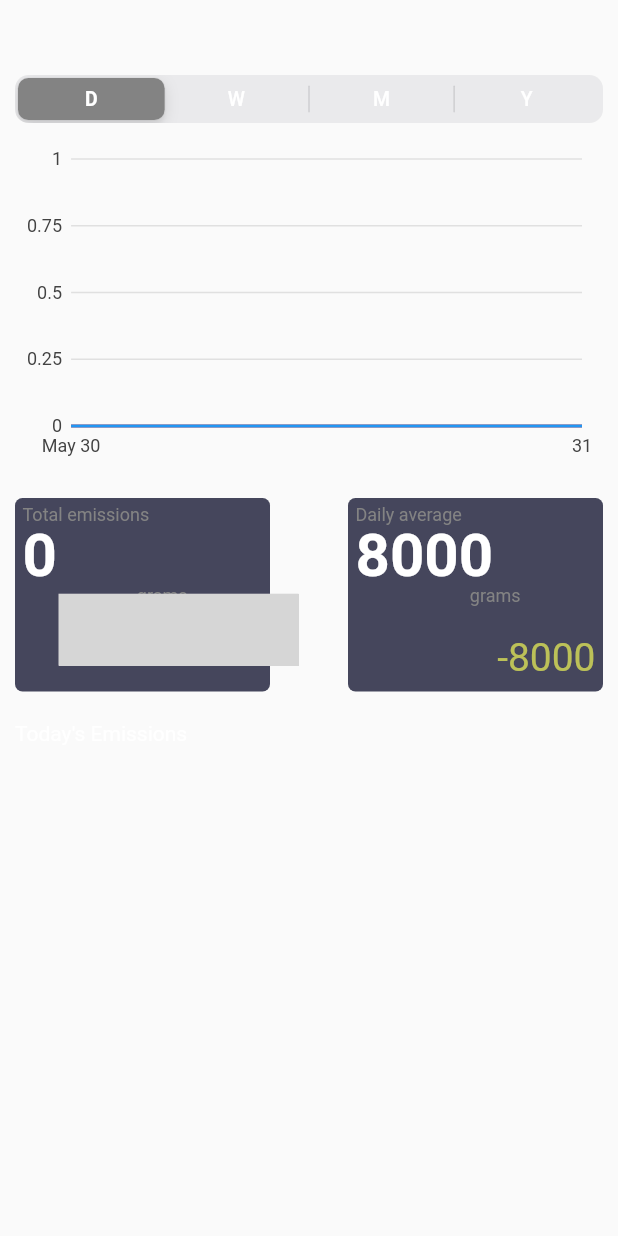
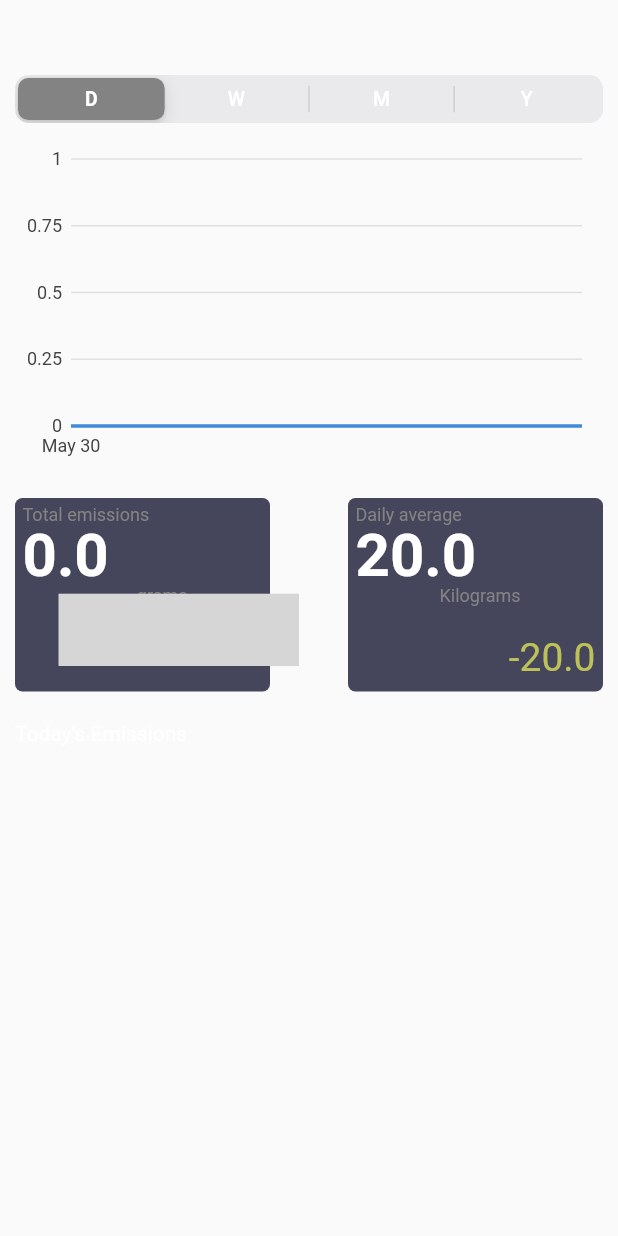
Before and after one commit to robinojw/impact, a Flutter app: the Insights widget shown alone on an empty page, opened directly, on a phone screen of 412 x 824 dp. Run offline on Flutter 3.47's test engine with Material 2 defaults, Android fonts, the phone set to English and light mode, and no system bars; our stand-ins replace charts_flutter, cloud_firestore, firebase_auth, flutter_svg, geolocator, google_maps_flutter and 3 more; missing offline and left inert: flutter_circular_chart; accounts and stored records are empty; statements that could not run were skipped; grey boxes are pictures that could not be loaded.

Commit message:
Charts and Insights

```diff
--- a/lib/screens/home/charts/insights_chart.dart
+++ b/lib/screens/home/charts/insights_chart.dart
@@ -66,7 +66,7 @@ class InsightsChart extends StatelessWidget {
         patternColorFn: (_, __) => charts.MaterialPalette.white,
         domainFn: (Emission emission, _) => emission.time,
         measureFn: (Emission emission, _) => emission.ghGas,
-        data: electric,
+        data: energy,
       )
     ];
   }
--- a/lib/screens/home/impact.dart
+++ b/lib/screens/home/impact.dart
@@ -6,6 +6,7 @@ import 'package:impact/models/user.dart';
 import 'package:impact/screens/home/add_emission.dart';
 import 'package:impact/screens/home/charts/day_chart.dart';
 import 'package:impact/screens/home/charts/insights_chart.dart';
+import 'package:impact/screens/home/insights.dart';
 import 'package:impact/screens/shared/loading.dart';
 import 'package:impact/services/auth.dart';
 import 'package:charts_flutter/flutter.dart' as charts;
@@ -26,6 +27,7 @@ class _ImpactState extends State<Impact> {
   int listIndex = 0;
   int totalEmissions = 0;
   List<Emission> newList;
+  List<List<Emission>> dayList;
   List<Emission> empty = List<Emission>();
 
   @override
@@ -60,8 +62,9 @@ class _ImpactState extends State<Impact> {
           if (snapshot.hasData) {
             UserData userData = snapshot.data;
             newList = currentPeriod(userData.emissions);
-            calcDay(newList, userData);
-            // Widget chart = InsightsChart.loadData(newList, empty);
+            dayList = calcDay(userData);
+            Widget chart =
+                InsightsChart.loadData(newList, dayList[0], dayList[1]);
             return Container(
               height: MediaQuery.of(context).size.height - 84,
               child: Stack(children: <Widget>[
@@ -107,9 +110,9 @@ class _ImpactState extends State<Impact> {
                           children: <Widget>[
                             total(newList),
                             // SizedBox(height: 20),
-                            // Align(
-                            //     alignment: Alignment.bottomCenter,
-                            //     child: SizedBox(height: 200, child: chart)),
+                            Align(
+                                alignment: Alignment.bottomCenter,
+                                child: SizedBox(height: 200, child: chart)),
                           ],
                         )),
                   ],
@@ -177,25 +180,29 @@ class _ImpactState extends State<Impact> {
     }
   }
 
-  List<Emission> calcDay(newList, UserData userData) {
-    for (int i = 0; i < 25; i++) {
+  List<List<Emission>> calcDay(UserData userData) {
+    List<Emission> electric = new List<Emission>();
+    List<Emission> energy = new List<Emission>();
+
+    for (int i = 0; i < 24; i++) {
       var year = DateTime.now().year;
       var month = DateTime.now().month;
       var day = DateTime.now().day;
 
       var hour = new DateTime(year, month, day, i, 0);
-      // print(hour);
-      newList.add(
+
+      electric.add(
         Emission(
             time: hour,
             emissionIcon: 'flash_on',
             emissionName: 'Electricity',
             emissionType:
-                ((userData.electric / 31).roundToDouble()).toString() + ' KWh',
+                (((userData.electric / 31) / 24).roundToDouble()).toString() +
+                    ' KWh',
             ghGas: (((userData.electric * 300) ~/ 31) ~/ 24)),
       );
 
-      newList.add(Emission(
+      energy.add(Emission(
           time: hour,
           emissionIcon: 'whatshot',
           emissionName: 'Gas',
@@ -205,6 +212,13 @@ class _ImpactState extends State<Impact> {
           ghGas: (((userData.heating * 203) ~/ 31) ~/ 24)));
     }
 
-    return newList;
+    for (var i in electric) {
+      if (i.time.isAfter(DateTime.now())) energy.remove(i);
+    }
+    for (var i in energy) {
+      if (i.time.isAfter(DateTime.now())) electric.remove(i);
+    }
+
+    return [electric, energy];
   }
 }
--- a/lib/screens/home/insights.dart
+++ b/lib/screens/home/insights.dart
@@ -25,6 +25,9 @@ class _InsightsState extends State<Insights> {
   double containerHeight = 0;
   int listIndex = 0;
 
+  var weight = 'grams';
+  double difference = 0;
+
   List<Emission> newList;
   List<List<Emission>> dayList;
   List<Emission> emissionList;
@@ -43,12 +46,6 @@ class _InsightsState extends State<Insights> {
             dayList = calcDay(userData);
             Widget insightsChart =
                 InsightsChart.loadData(newList, dayList[0], dayList[1]);
-            for (var item in newList) {
-              if (listIndex < newList.length) {
-                totalEmissions += item.ghGas;
-                listIndex++;
-              }
-            }
 
             return SingleChildScrollView(
               child: Container(
@@ -119,9 +116,26 @@ class _InsightsState extends State<Insights> {
 
   Widget leftCard(UserData userData) {
     if (averageEmissions == 0) {
-      averageEmissions = 8000;
+      averageEmissions = 20000;
     }
-    var remaining = averageEmissions - totalEmissions;
+
+    for (var item in newList) {
+      if (listIndex < newList.length) {
+        totalEmissions += item.ghGas;
+        listIndex++;
+      }
+    }
+
+    double emissionNum = totalEmissions;
+    double remaining = 0;
+
+    if (totalEmissions > 9999) {
+      weight = 'Kilograms';
+      emissionNum = totalEmissions / 1000;
+      remaining = (averageEmissions / 1000) - totalEmissions;
+    } else {
+      var remaining = averageEmissions - totalEmissions;
+    }
 
     return Container(
         decoration: BoxDecoration(
@@ -149,7 +163,7 @@ class _InsightsState extends State<Insights> {
                   ),
                   Align(
                     alignment: Alignment.centerLeft,
-                    child: Text((totalEmissions.toInt()).toString(),
+                    child: Text(emissionNum.toStringAsFixed(1),
                         style: TextStyle(
                             height: 1.1,
                             color: Colors.white,
@@ -158,7 +172,7 @@ class _InsightsState extends State<Insights> {
                   ),
                   Padding(
                     padding: EdgeInsets.only(right: 50),
-                    child: Text("grams",
+                    child: Text(weight,
                         textAlign: TextAlign.right,
                         style: TextStyle(
                             height: 0.8,
@@ -205,16 +219,26 @@ class _InsightsState extends State<Insights> {
   Widget rightCard(userData) {
     Color color = Color(0xFFBCC158);
     String prefix = '-';
-    double difference;
+
+    double emissionNum = totalEmissions;
+    double remaining = 0;
+    double average = 0;
+
+    if (averageEmissions > 9999) {
+      weight = 'Kilograms';
+      average = averageEmissions / 1000;
+    }
 
     if (totalEmissions > averageEmissions) {
       color = Color(0xFFDB4545);
       prefix = "+";
-      difference = totalEmissions - averageEmissions;
+      difference = ((totalEmissions - averageEmissions) / 1000);
+      if (difference > 9999) difference = difference / 1000;
     } else {
       color = Color(0xFFBCC158);
       prefix = '-';
       difference = averageEmissions - totalEmissions;
+      if (difference > 9999) difference = difference / 1000;
     }
 
     return Container(
@@ -242,7 +266,7 @@ class _InsightsState extends State<Insights> {
                   ),
                   Align(
                     alignment: Alignment.centerLeft,
-                    child: Text((averageEmissions.toInt()).toString(),
+                    child: Text(average.toStringAsFixed(1),
                         style: TextStyle(
                             height: 1.1,
                             color: Colors.white,
@@ -251,7 +275,7 @@ class _InsightsState extends State<Insights> {
                   ),
                   Padding(
                     padding: EdgeInsets.only(right: 50),
-                    child: Text("grams",
+                    child: Text(weight,
                         style: TextStyle(
                             height: 0.8,
                             fontSize: 12,
@@ -262,7 +286,7 @@ class _InsightsState extends State<Insights> {
           SizedBox(height: 20),
           Align(
             alignment: Alignment.centerRight,
-            child: Text(prefix + (difference.toInt()).toString(),
+            child: Text(prefix + (difference.toStringAsFixed(1)),
                 style: TextStyle(color: color, fontSize: 26)),
           )
         ]));
@@ -319,6 +343,121 @@ class _InsightsState extends State<Insights> {
                 style: TextStyle(color: const Color(0xFFDB4545))),
           ),
         ));
+  }
+
+  List<Emission> currentPeriod(int tab, List<Emission> emissions) {
+    DateTime period = DateTime.now();
+    List<Emission> timeList = new List<Emission>();
+    List<Emission> dummy = new List<Emission>();
+
+    if (emissions != null) {
+      if (tab == 0) {
+        for (var i in emissions) {
+          if ((i.time != null) &&
+              (i.time.day == period.day) &&
+              (i.time.month == period.month) &&
+              (i.time.year == period.year)) {
+            timeList.add(i);
+          }
+        }
+      }
+      if (tab == 1) {
+        int weekNumber(DateTime date) {
+          int dayOfYear = int.parse(DateFormat("D").format(date));
+          return ((dayOfYear - date.weekday + 10) / 7).floor();
+        }
+
+        for (var i in emissions) {
+          var eWeek = weekNumber(i.time);
+          var thisWeek = weekNumber(period);
+          if ((i.time != null) &&
+              (eWeek == thisWeek) &&
+              (i.time.year == period.year)) {
+            timeList.add(i);
+          }
+        }
+      }
+      if (tab == 2) {
+        for (var i in emissions) {
+          if ((i.time != null) &&
+              (i.time.month == period.month) &&
+              (i.time.year == period.year)) {
+            timeList.add(i);
+          }
+        }
+      }
+      if (tab == 3) {
+        for (var i in emissions) {
+          if ((i.time != null) && (i.time.year == period.year)) timeList.add(i);
+        }
+      }
+      return timeList;
+    } else
+      return dummy;
+  }
+
+  List<Emission> addEnergy(UserData userData, List<Emission> list) {
+    list.add(
+      Emission(
+          time: DateTime.now(),
+          emissionIcon: 'flash_on',
+          emissionName: 'Electricity',
+          emissionType:
+              ((userData.electric / 31).roundToDouble()).toString() + ' KWh',
+          ghGas: (userData.electric * 300) ~/ 31),
+    );
+
+    list.add(Emission(
+        time: DateTime.now(),
+        emissionIcon: 'whatshot',
+        emissionName: 'Gas',
+        emissionType:
+            ((userData.heating / 31).roundToDouble()).toString() + " KWh",
+        ghGas: (userData.heating * 203) ~/ 31));
+
+    return list;
+  }
+
+  List<List<Emission>> calcDay(UserData userData) {
+    List<Emission> electric = new List<Emission>();
+    List<Emission> energy = new List<Emission>();
+
+    for (int i = 0; i < 24; i++) {
+      var year = DateTime.now().year;
+      var month = DateTime.now().month;
+      var day = DateTime.now().day;
+
+      var hour = new DateTime(year, month, day, i, 0);
+
+      electric.add(
+        Emission(
+            time: hour,
+            emissionIcon: 'flash_on',
+            emissionName: 'Electricity',
+            emissionType:
+                (((userData.electric / 31) / 24).roundToDouble()).toString() +
+                    ' KWh',
+            ghGas: (((userData.electric * 300) ~/ 31) ~/ 24)),
+      );
+
+      energy.add(Emission(
+          time: hour,
+          emissionIcon: 'whatshot',
+          emissionName: 'Gas',
+          emissionType:
+              (((userData.heating / 31) / 24).roundToDouble()).toString() +
+                  " KWh",
+          ghGas: (((userData.heating * 203) ~/ 31) ~/ 24)));
+    }
+
+    for (var i in electric) {
+      if (i.time.isAfter(DateTime.now())) energy.remove(i);
+    }
+    for (var i in energy) {
+      if (i.time.isAfter(DateTime.now())) electric.remove(i);
+    }
+
+    return [electric, energy];
   }
 
   Icon getIcon(String icon) {
@@ -464,112 +603,4 @@ class _InsightsState extends State<Insights> {
         );
     }
   }
-
-  List<Emission> currentPeriod(int tab, List<Emission> emissions) {
-    DateTime period = DateTime.now();
-    List<Emission> timeList = new List<Emission>();
-    List<Emission> dummy = new List<Emission>();
-
-    if (emissions != null) {
-      if (tab == 0) {
-        for (var i in emissions) {
-          if ((i.time != null) &&
-              (i.time.day == period.day) &&
-              (i.time.month == period.month) &&
-              (i.time.year == period.year)) {
-            timeList.add(i);
-          }
-        }
-      }
-      if (tab == 1) {
-        int weekNumber(DateTime date) {
-          int dayOfYear = int.parse(DateFormat("D").format(date));
-          return ((dayOfYear - date.weekday + 10) / 7).floor();
-        }
-
-        for (var i in emissions) {
-          var eWeek = weekNumber(i.time);
-          var thisWeek = weekNumber(period);
-          if ((i.time != null) &&
-              (eWeek == thisWeek) &&
-              (i.time.year == period.year)) {
-            timeList.add(i);
-          }
-        }
-      }
-      if (tab == 2) {
-        for (var i in emissions) {
-          if ((i.time != null) &&
-              (i.time.month == period.month) &&
-              (i.time.year == period.year)) {
-            timeList.add(i);
-          }
-        }
-      }
-      if (tab == 3) {
-        for (var i in emissions) {
-          if ((i.time != null) && (i.time.year == period.year)) timeList.add(i);
-        }
-      }
-      return timeList;
-    } else
-      return dummy;
-  }
-
-  List<Emission> addEnergy(UserData userData, List<Emission> list) {
-    list.add(
-      Emission(
-          time: DateTime.now(),
-          emissionIcon: 'flash_on',
-          emissionName: 'Electricity',
-          emissionType:
-              ((userData.electric / 31).roundToDouble()).toString() + ' KWh',
-          ghGas: (userData.electric * 300) ~/ 31),
-    );
-
-    list.add(Emission(
-        time: DateTime.now(),
-        emissionIcon: 'whatshot',
-        emissionName: 'Gas',
-        emissionType:
-            ((userData.heating / 31).roundToDouble()).toString() + " KWh",
-        ghGas: (userData.heating * 203) ~/ 31));
-
-    return list;
-  }
-
-  List<List<Emission>> calcDay(UserData userData) {
-    List<Emission> electric = new List<Emission>();
-    List<Emission> energy = new List<Emission>();
-
-    for (int i = 0; i < 25; i++) {
-      var year = DateTime.now().year;
-      var month = DateTime.now().month;
-      var day = DateTime.now().day;
-
-      var hour = new DateTime(year, month, day, i, 0);
-
-      electric.add(
-        Emission(
-            time: hour,
-            emissionIcon: 'flash_on',
-            emissionName: 'Electricity',
-            emissionType:
-                (((userData.electric / 31) / 24).roundToDouble()).toString() +
-                    ' KWh',
-            ghGas: (((userData.electric * 300) ~/ 31) ~/ 24)),
-      );
-
-      energy.add(Emission(
-          time: hour,
-          emissionIcon: 'whatshot',
-          emissionName: 'Gas',
-          emissionType:
-              (((userData.heating / 31) / 24).roundToDouble()).toString() +
-                  " KWh",
-          ghGas: (((userData.heating * 203) ~/ 31) ~/ 24)));
-    }
-
-    return [electric, energy];
-  }
 }
```
